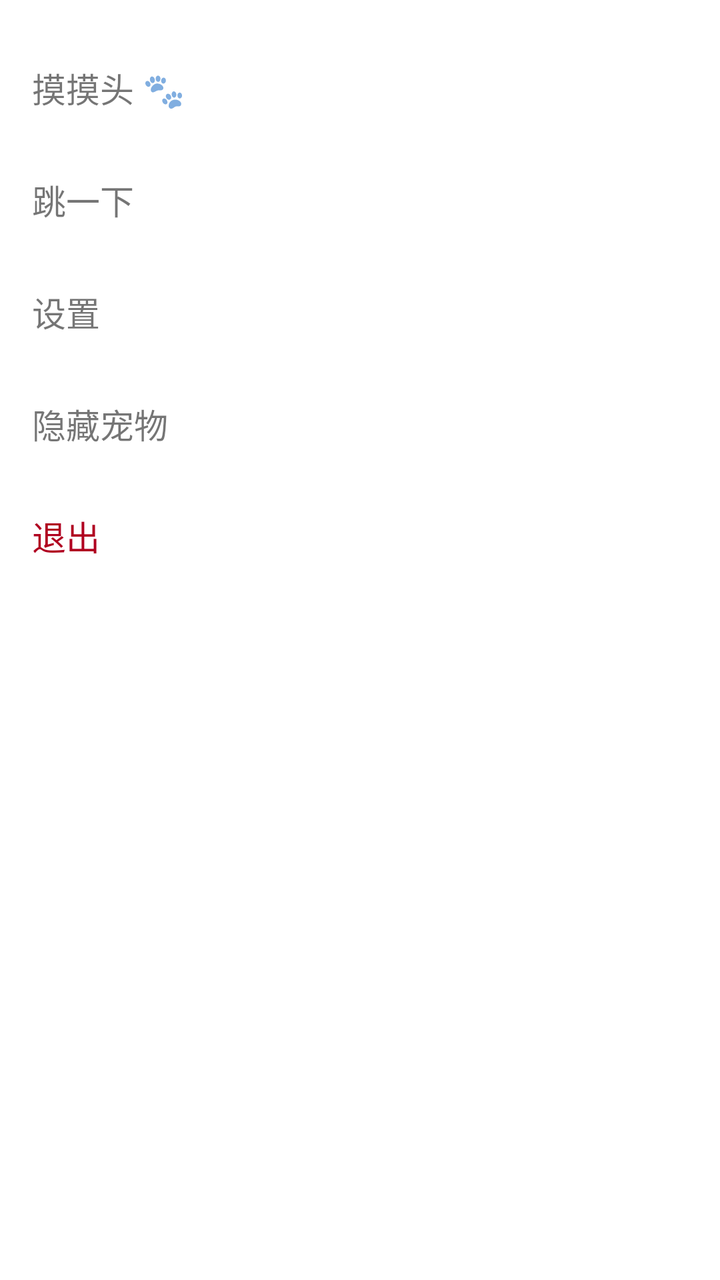
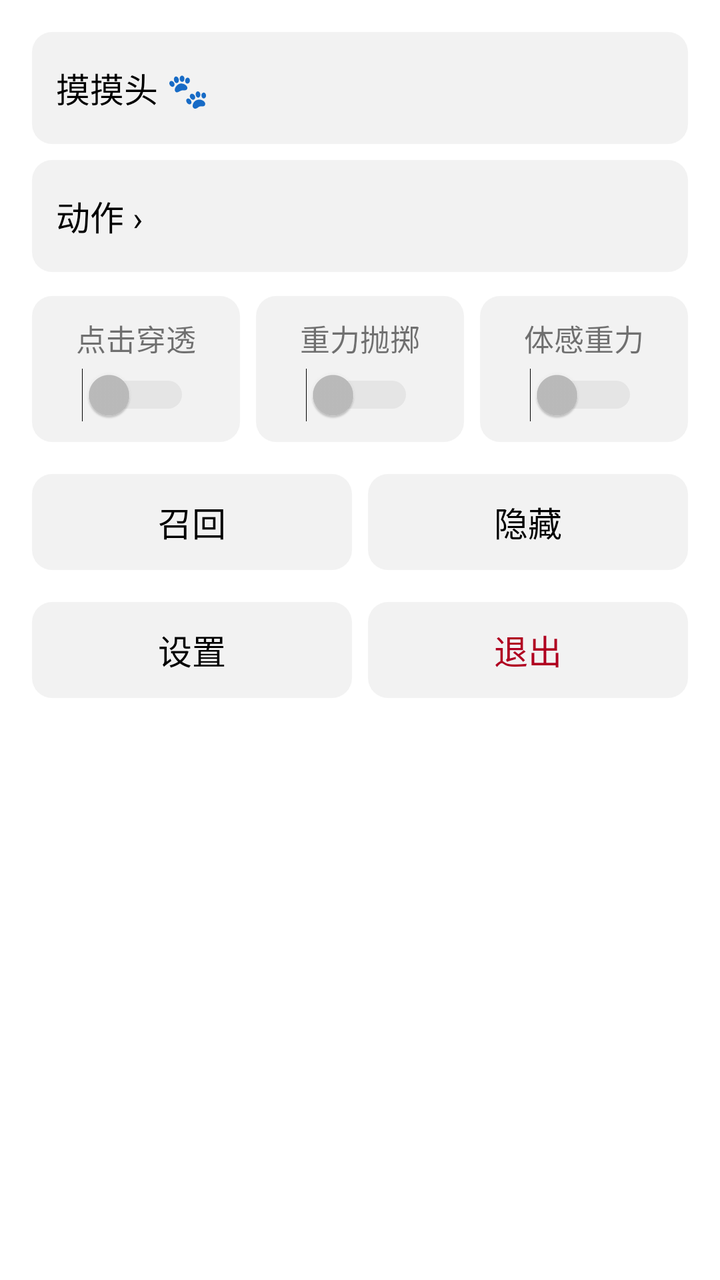

An Android layout rendered at two revisions. The XML below is the earlier revision; the diff shows what the commit changed to produce the second picture.
<!-- AndroidManifest.xml: application theme Theme.CakePet -->
<!-- res/layout/sheet_menu.xml -->
<?xml version="1.0" encoding="utf-8"?>
<LinearLayout xmlns:android="http://schemas.android.com/apk/res/android"
    android:layout_width="match_parent"
    android:layout_height="wrap_content"
    android:orientation="vertical"
    android:padding="16dp">

    <TextView android:id="@+id/menu_pat" android:layout_width="match_parent"
        android:layout_height="56dp" android:gravity="center_vertical"
        android:text="摸摸头 🐾" android:textSize="17sp"/>
    <TextView android:id="@+id/menu_jump" android:layout_width="match_parent"
        android:layout_height="56dp" android:gravity="center_vertical"
        android:text="跳一下" android:textSize="17sp"/>
    <TextView android:id="@+id/menu_settings" android:layout_width="match_parent"
        android:layout_height="56dp" android:gravity="center_vertical"
        android:text="设置" android:textSize="17sp"/>
    <TextView android:id="@+id/menu_hide" android:layout_width="match_parent"
        android:layout_height="56dp" android:gravity="center_vertical"
        android:text="隐藏宠物" android:textSize="17sp"/>
    <TextView android:id="@+id/menu_exit" android:layout_width="match_parent"
        android:layout_height="56dp" android:gravity="center_vertical"
        android:text="退出" android:textSize="17sp"
        android:textColor="#B00020"/>
</LinearLayout>
<!-- resources referenced by this layout -->
<resources>
  <style name="Theme.CakePet" parent="Theme.MaterialComponents.DayNight.DarkActionBar">
          
          <item name="colorPrimary">@color/purple_500</item>
          <item name="colorPrimaryVariant">@color/purple_700</item>
          <item name="colorOnPrimary">@color/white</item>
          
          <item name="colorSecondary">@color/teal_200</item>
          <item name="colorSecondaryVariant">@color/teal_700</item>
          <item name="colorOnSecondary">@color/black</item>
          
          <item name="android:statusBarColor">?attr/colorPrimaryVariant</item>
          
      </style>
  <color name="purple_500">#FF6200EE</color>
  <color name="purple_700">#FF3700B3</color>
  <color name="white">#FFFFFFFF</color>
  <color name="teal_200">#FF03DAC5</color>
  <color name="teal_700">#FF018786</color>
  <color name="black">#FF000000</color>
</resources>

<!-- the commit's change to res/layout/sheet_menu.xml (unified diff, before → after) -->
@@ -3,22 +3,89 @@
     android:layout_width="match_parent"
     android:layout_height="wrap_content"
     android:orientation="vertical"
-    android:padding="16dp">
+    android:padding="12dp">
 
     <TextView android:id="@+id/menu_pat" android:layout_width="match_parent"
         android:layout_height="56dp" android:gravity="center_vertical"
-        android:text="摸摸头 🐾" android:textSize="17sp"/>
-    <TextView android:id="@+id/menu_jump" android:layout_width="match_parent"
+        android:layout_margin="4dp" android:paddingStart="12dp"
+        android:text="摸摸头 🐾" android:textSize="17dp" android:textColor="#FF000000"
+        android:background="@drawable/cell_bg"/>
+
+    <TextView android:id="@+id/menu_actions" android:layout_width="match_parent"
         android:layout_height="56dp" android:gravity="center_vertical"
-        android:text="跳一下" android:textSize="17sp"/>
-    <TextView android:id="@+id/menu_settings" android:layout_width="match_parent"
-        android:layout_height="56dp" android:gravity="center_vertical"
-        android:text="设置" android:textSize="17sp"/>
-    <TextView android:id="@+id/menu_hide" android:layout_width="match_parent"
-        android:layout_height="56dp" android:gravity="center_vertical"
-        android:text="隐藏宠物" android:textSize="17sp"/>
-    <TextView android:id="@+id/menu_exit" android:layout_width="match_parent"
-        android:layout_height="56dp" android:gravity="center_vertical"
-        android:text="退出" android:textSize="17sp"
-        android:textColor="#B00020"/>
+        android:layout_margin="4dp" android:paddingStart="12dp"
+        android:text="动作 ›" android:textSize="17dp" android:textColor="#FF000000"
+        android:background="@drawable/cell_bg"/>
+
+    <LinearLayout android:layout_width="match_parent"
+        android:layout_height="wrap_content" android:orientation="horizontal"
+        android:layout_marginTop="4dp" android:layout_marginBottom="4dp">
+        <LinearLayout android:id="@+id/menu_switch_clickthrough" android:layout_width="0dp"
+            android:layout_height="wrap_content" android:layout_weight="1"
+            android:layout_margin="4dp" android:orientation="vertical"
+            android:gravity="center_horizontal" android:padding="10dp"
+            android:background="@drawable/cell_bg">
+            <TextView android:layout_width="wrap_content" android:layout_height="wrap_content"
+                android:text="点击穿透" android:textSize="15dp"/>
+            <Switch android:id="@+id/sw_clickthrough" android:layout_width="wrap_content"
+                android:layout_height="wrap_content" android:layout_marginTop="4dp"
+                android:thumbTint="@color/switch_black_selector"
+                android:trackTint="@color/switch_black_selector"
+                android:clickable="false" android:focusable="false"/>
+        </LinearLayout>
+        <LinearLayout android:id="@+id/menu_switch_gravity" android:layout_width="0dp"
+            android:layout_height="wrap_content" android:layout_weight="1"
+            android:layout_margin="4dp" android:orientation="vertical"
+            android:gravity="center_horizontal" android:padding="10dp"
+            android:background="@drawable/cell_bg">
+            <TextView android:layout_width="wrap_content" android:layout_height="wrap_content"
+                android:text="重力抛掷" android:textSize="15dp"/>
+            <Switch android:id="@+id/sw_gravity" android:layout_width="wrap_content"
+                android:layout_height="wrap_content" android:layout_marginTop="4dp"
+                android:thumbTint="@color/switch_black_selector"
+                android:trackTint="@color/switch_black_selector"
+                android:clickable="false" android:focusable="false"/>
+        </LinearLayout>
+        <LinearLayout android:id="@+id/menu_switch_tilt" android:layout_width="0dp"
+            android:layout_height="wrap_content" android:layout_weight="1"
+            android:layout_margin="4dp" android:orientation="vertical"
+            android:gravity="center_horizontal" android:padding="10dp"
+            android:background="@drawable/cell_bg">
+            <TextView android:layout_width="wrap_content" android:layout_height="wrap_content"
+                android:text="体感重力" android:textSize="15dp"/>
+            <Switch android:id="@+id/sw_tilt" android:layout_width="wrap_content"
+                android:layout_height="wrap_content" android:layout_marginTop="4dp"
+                android:thumbTint="@color/switch_black_selector"
+                android:trackTint="@color/switch_black_selector"
+                android:clickable="false" android:focusable="false"/>
+        </LinearLayout>
+    </LinearLayout>
+
+    <LinearLayout android:layout_width="match_parent"
+        android:layout_height="56dp" android:orientation="horizontal"
+        android:layout_marginTop="4dp" android:layout_marginBottom="4dp">
+        <TextView android:id="@+id/menu_recall" android:layout_width="0dp"
+            android:layout_height="match_parent" android:layout_weight="1"
+            android:layout_margin="4dp" android:gravity="center" android:text="召回"
+            android:textSize="17dp" android:textColor="#FF000000" android:background="@drawable/cell_bg"/>
+        <TextView android:id="@+id/menu_hide" android:layout_width="0dp"
+            android:layout_height="match_parent" android:layout_weight="1"
+            android:layout_margin="4dp" android:gravity="center" android:text="隐藏"
+            android:textSize="17dp" android:textColor="#FF000000" android:background="@drawable/cell_bg"/>
+    </LinearLayout>
+
+    <LinearLayout android:layout_width="match_parent"
+        android:layout_height="56dp" android:orientation="horizontal"
+        android:layout_marginTop="4dp" android:layout_marginBottom="4dp">
+        <TextView android:id="@+id/menu_settings" android:layout_width="0dp"
+            android:layout_height="match_parent" android:layout_weight="1"
+            android:layout_margin="4dp" android:gravity="center" android:text="设置"
+            android:textSize="17dp" android:textColor="#FF000000" android:background="@drawable/cell_bg"/>
+        <TextView android:id="@+id/menu_exit" android:layout_width="0dp"
+            android:layout_height="match_parent" android:layout_weight="1"
+            android:layout_margin="4dp" android:gravity="center" android:text="退出"
+            android:textColor="#B00020" android:textSize="17dp"
+            android:background="@drawable/cell_bg"/>
+    </LinearLayout>
+
 </LinearLayout>
<!-- resource entries referenced after the edit -->
@@ -1,14 +1,25 @@
 <!-- resources referenced by this layout -->
 <resources>
+  <!-- drawable cell_bg (drawable) -->
+  <?xml version="1.0" encoding="utf-8"?>
+  <shape xmlns:android="http://schemas.android.com/apk/res/android">
+      <solid android:color="#0D000000" />
+      <corners android:radius="10dp" />
+  </shape>
   <style name="Theme.CakePet" parent="Theme.MaterialComponents.DayNight.DarkActionBar">
           
           <item name="colorPrimary">@color/purple_500</item>
           <item name="colorPrimaryVariant">@color/purple_700</item>
           <item name="colorOnPrimary">@color/white</item>
           
-          <item name="colorSecondary">@color/teal_200</item>
-          <item name="colorSecondaryVariant">@color/teal_700</item>
-          <item name="colorOnSecondary">@color/black</item>
+          
+          <item name="colorSecondary">@color/black</item>
+          <item name="colorSecondaryVariant">@color/black</item>
+          <item name="colorOnSecondary">@color/white</item>
+          
+          <item name="colorControlActivated">@color/black</item>
+          <item name="colorSwitchThumbNormal">@color/switch_off_thumb</item>
+          <item name="android:colorForeground">@color/black</item>
           
           <item name="android:statusBarColor">?attr/colorPrimaryVariant</item>
           
@@ -16,8 +27,7 @@
   <color name="purple_500">#FF6200EE</color>
   <color name="purple_700">#FF3700B3</color>
   <color name="white">#FFFFFFFF</color>
-  <color name="teal_200">#FF03DAC5</color>
-  <color name="teal_700">#FF018786</color>
   <color name="black">#FF000000</color>
+  <color name="switch_off_thumb">#FFBDBDBD</color>
 </resources>
 
